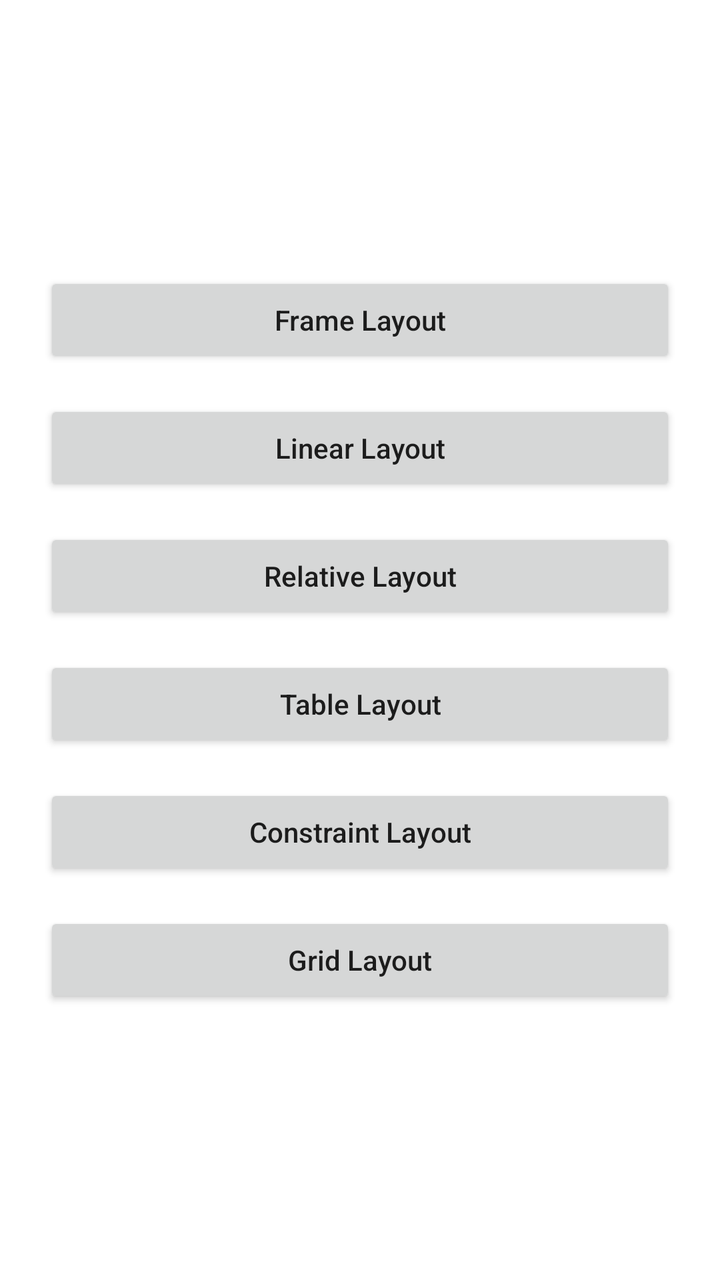
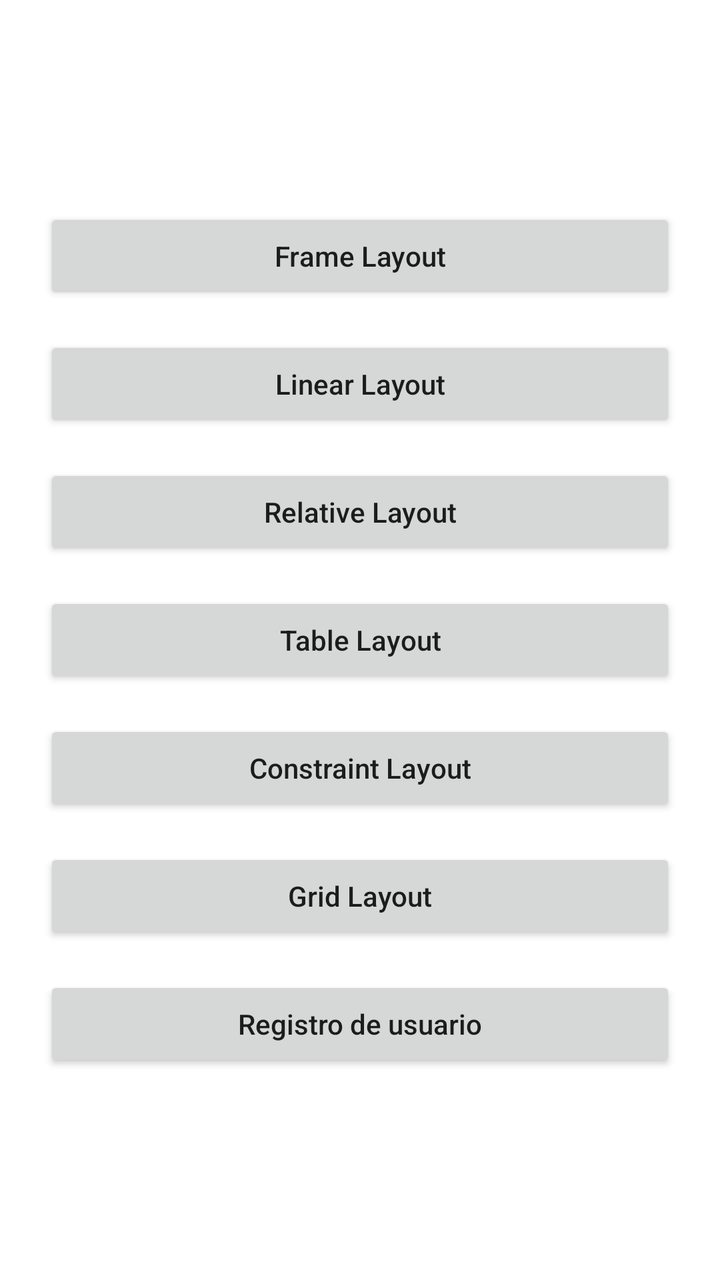

Screens rendered from an Android XML layout before and after an edit, with the pre-edit source and the edit as a unified diff.
<!-- AndroidManifest.xml: application theme Theme.Guia6 -->
<!-- res/layout/activity_main.xml -->
<?xml version="1.0" encoding="utf-8"?>
<LinearLayout xmlns:android="http://schemas.android.com/apk/res/android"
    xmlns:tools="http://schemas.android.com/tools"
    android:id="@+id/main"
    android:layout_width="match_parent"
    android:layout_height="match_parent"
    android:gravity="center_vertical"
    android:orientation="vertical"
    android:paddingHorizontal="22dp"
    tools:context=".MainActivity">

    <Button
        android:id="@+id/btnFrame"
        android:layout_width="match_parent"
        android:layout_height="wrap_content"
        android:minHeight="48dp"
        android:onClick="onClickFrame"
        android:text="@string/frame_layout"
        android:textAllCaps="false" />

    <Button
        android:id="@+id/btnLinear"
        android:layout_width="match_parent"
        android:layout_height="wrap_content"
        android:layout_marginTop="16dp"
        android:minHeight="48dp"
        android:onClick="onClickLinear"
        android:text="@string/linear_layout"
        android:textAllCaps="false" />

    <Button
        android:id="@+id/btnRelative"
        android:layout_width="match_parent"
        android:layout_height="wrap_content"
        android:layout_marginTop="16dp"
        android:minHeight="48dp"
        android:onClick="onClickRelative"
        android:text="@string/relative_layout"
        android:textAllCaps="false" />

    <Button
        android:id="@+id/btnTable"
        android:layout_width="match_parent"
        android:layout_height="wrap_content"
        android:layout_marginTop="16dp"
        android:minHeight="48dp"
        android:onClick="onClickTable"
        android:text="@string/table_layout"
        android:textAllCaps="false" />

    <Button
        android:id="@+id/btnConstraint"
        android:layout_width="match_parent"
        android:layout_height="wrap_content"
        android:layout_marginTop="16dp"
        android:minHeight="48dp"
        android:onClick="onClickContraint"
        android:text="@string/constraint_layout"
        android:textAllCaps="false" />

    <Button
        android:id="@+id/btnGrid"
        android:layout_width="match_parent"
        android:layout_height="wrap_content"
        android:layout_marginTop="16dp"
        android:minHeight="48dp"
        android:onClick="onClickGrid"
        android:text="@string/grid_layout"
        android:textAllCaps="false" />

</LinearLayout>
<!-- resources referenced by this layout -->
<resources>
  <string name="constraint_layout">Constraint Layout</string>
  <string name="frame_layout">Frame Layout</string>
  <string name="grid_layout">Grid Layout</string>
  <string name="linear_layout">Linear Layout</string>
  <string name="relative_layout">Relative Layout</string>
  <string name="table_layout">Table Layout</string>
  <style name="Theme.Guia6" parent="Base.Theme.Guia6" />
  <style name="Base.Theme.Guia6" parent="Theme.MaterialComponents.DayNight.DarkActionBar">
          <item name="colorPrimary">@color/purple_500</item>
          <item name="colorPrimaryVariant">@color/purple_700</item>
          <item name="colorOnPrimary">@color/white</item>
          <item name="colorSecondary">@color/teal_200</item>
          <item name="colorSecondaryVariant">@color/teal_700</item>
          <item name="colorOnSecondary">@color/black</item>
          <item name="android:statusBarColor">?attr/colorPrimaryVariant</item>
      </style>
  <color name="purple_500">#FF6200EE</color>
  <color name="purple_700">#FF3700B3</color>
  <color name="white">#FFFFFFFF</color>
  <color name="teal_200">#FF03DAC5</color>
  <color name="teal_700">#FF018786</color>
  <color name="black">#FF000000</color>
</resources>

<!-- the commit's change to res/layout/activity_main.xml (unified diff, before → after) -->
@@ -68,4 +68,14 @@
         android:text="@string/grid_layout"
         android:textAllCaps="false" />
 
+    <Button
+        android:id="@+id/btnRegistro"
+        android:layout_width="match_parent"
+        android:layout_height="wrap_content"
+        android:layout_marginTop="16dp"
+        android:minHeight="48dp"
+        android:onClick="onClickRegistro"
+        android:text="@string/registro"
+        android:textAllCaps="false" />
+
 </LinearLayout>
<!-- resource entries referenced after the edit -->
@@ -4,6 +4,7 @@
   <string name="frame_layout">Frame Layout</string>
   <string name="grid_layout">Grid Layout</string>
   <string name="linear_layout">Linear Layout</string>
+  <string name="registro">Registro de usuario</string>
   <string name="relative_layout">Relative Layout</string>
   <string name="table_layout">Table Layout</string>
   <style name="Theme.Guia6" parent="Base.Theme.Guia6" />
